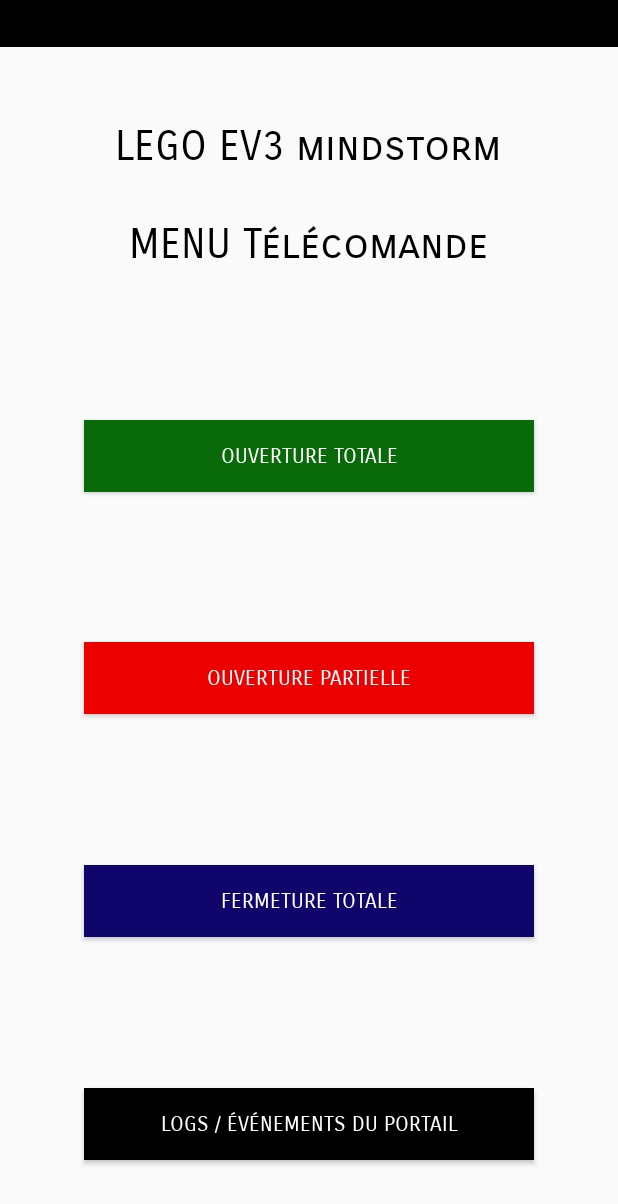
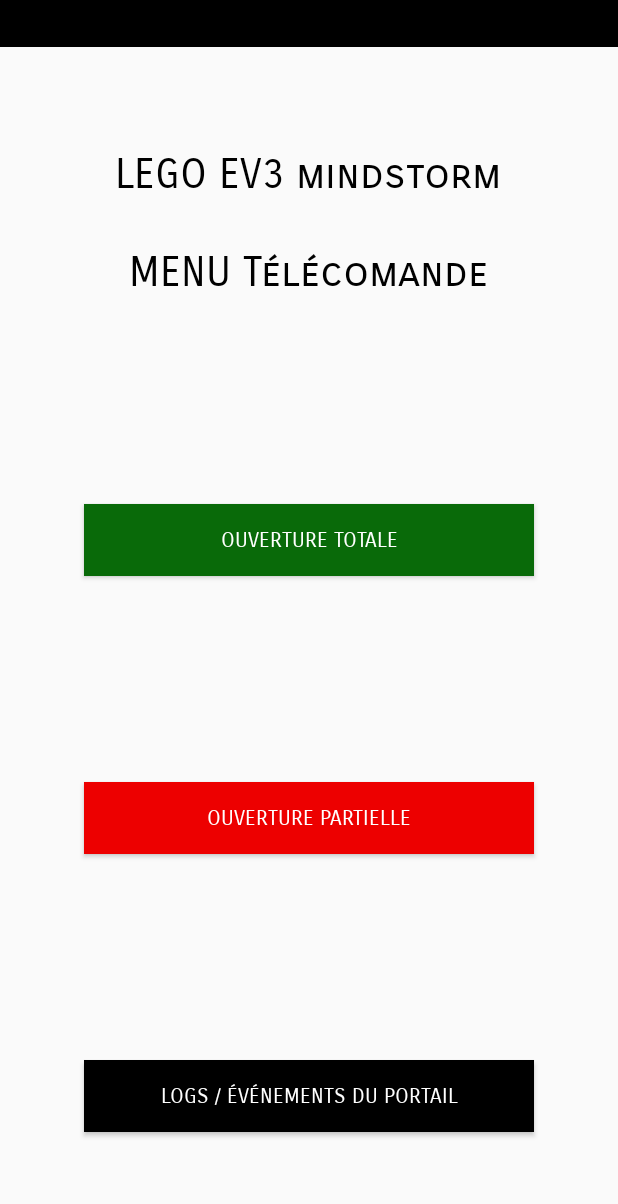
Before and after one commit to FrancoisChv/POC, an Android app: the LanceTelActivity screen opened directly, with no data from a screen before it, on a phone screen of 412 x 824 dp. Shown: the top 1204 px of the screen. Run offline under Robolectric (Android 15) with nearby library versions, the phone set to English and light mode, and no system bars.

Commit message:
Suppresion du bouton "fermeture"

```diff
--- a/app/src/main/res/layout/activity_lance_tel.xml
+++ b/app/src/main/res/layout/activity_lance_tel.xml
@@ -81,25 +81,6 @@
         android:gravity="center">
 
         <Button
-            android:id="@+id/param_btn"
-            android:layout_height="wrap_content"
-            android:layout_width="300dp"
-            android:layout_gravity="center"
-            android:textColor="@android:color/white"
-            android:fontFamily="sans-serif-smallcaps"
-            android:text="Fermeture totale"
-            android:background="#0F056B"
-            android:textAlignment="center" />
-    </LinearLayout>
-
-    <LinearLayout
-        android:layout_width="match_parent"
-        android:layout_height="wrap_content"
-        android:layout_weight="1"
-        android:orientation="vertical"
-        android:gravity="center">
-
-        <Button
             android:id="@+id/log_btn"
             android:layout_height="wrap_content"
             android:layout_width="300dp"
--- a/build.gradle
+++ b/build.gradle
@@ -7,7 +7,7 @@ buildscript {
 
     }
     dependencies {
-        classpath 'com.android.tools.build:gradle:3.5.3'
+        classpath 'com.android.tools.build:gradle:3.6.0'
 
         // NOTE: Do not place your application dependencies here; they belong
         // in the individual module build.gradle files
```
Also changed, not shown: gradle/wrapper/gradle-wrapper.properties, 1 other file.
